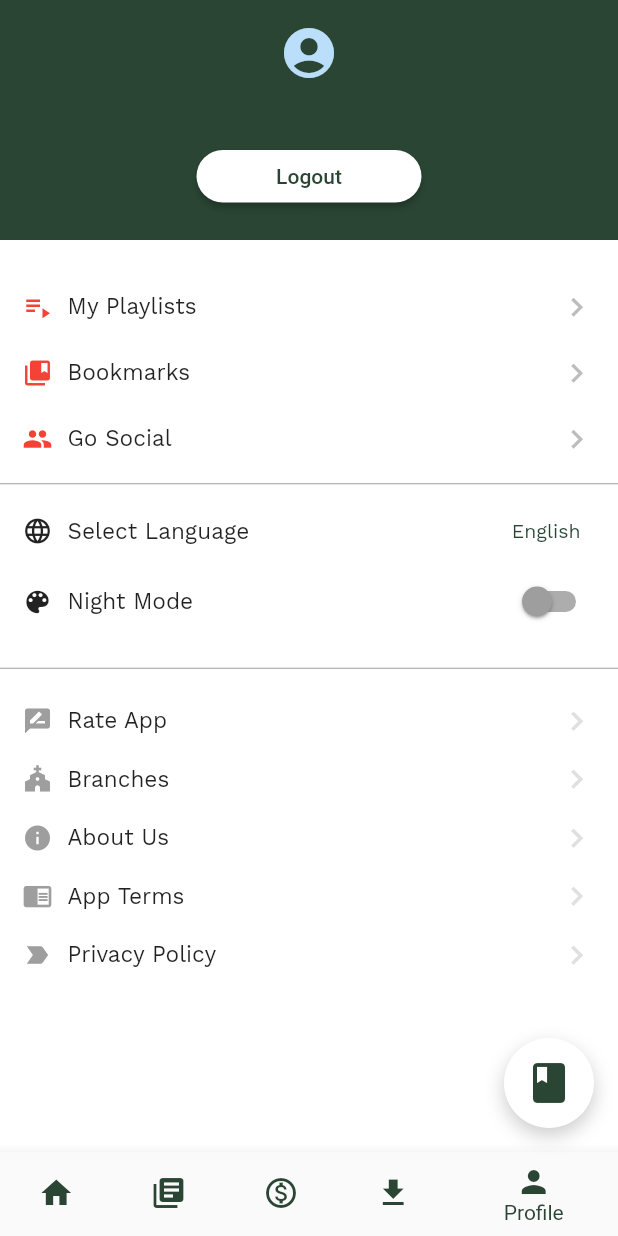
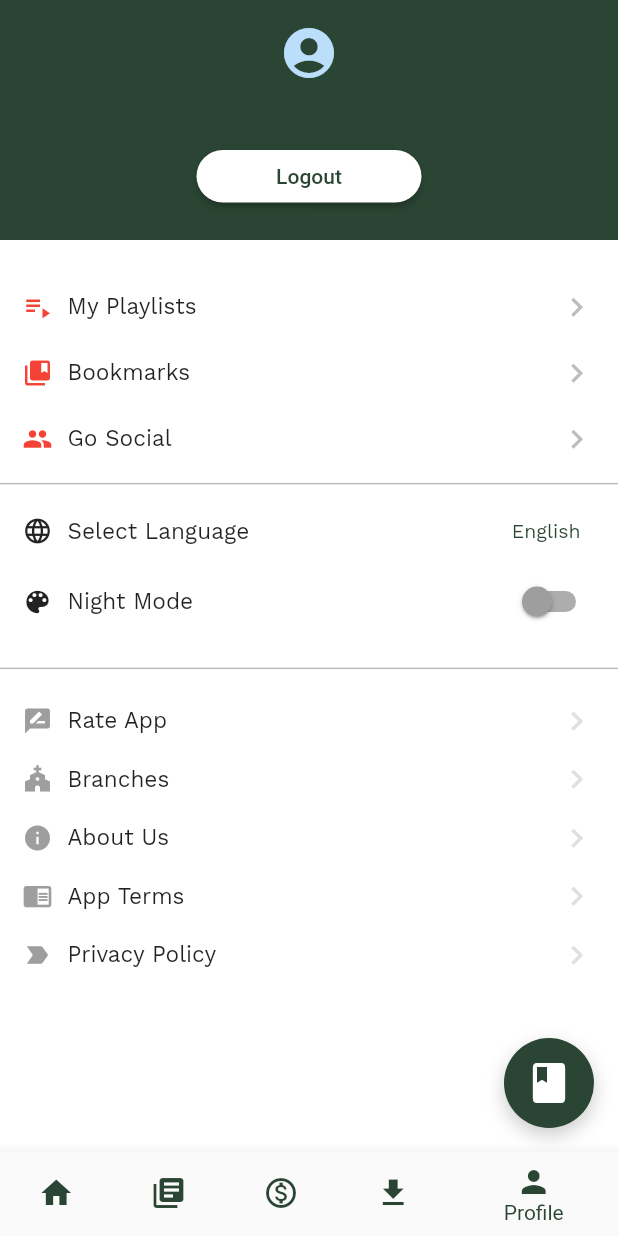
Before and after one commit to samuelquaynor/Maker-s-Chapel, a Flutter app: the MyHomePage screen opened directly, item 5 of the bottom bar chosen, on a phone screen of 412 x 824 dp. Run offline on Flutter 3.47's test engine with Material 2 defaults, Android fonts, the phone set to English and light mode, and no system bars; drawn by our look-alikes of pull_to_refresh; our stand-ins replace better_player, cached_network_image, carousel_slider, dio, email_validator, event_bus and 27 more; missing offline and left inert: audiofileplayer, clipboard, flutter_absolute_path, flutter_downloader, flutter_login_facebook, flutter_material_color_picker and 8 more; accounts and stored records are empty; network calls fail.

Commit message:
dark mode fixed

```diff
--- a/lib/screens/DonatePage.dart
+++ b/lib/screens/DonatePage.dart
@@ -52,8 +52,7 @@ class _DonatePageState extends State<DonatePage> {
                       'DONATE',
                       style: TextStyle(
                           fontSize: 15,
-                          fontWeight: FontWeight.w700,
-                          color: MyColors.primary),
+                          fontWeight: FontWeight.w700),
                     ),
                     IconButton(
                         padding: EdgeInsets.only(right: 15, bottom: 10),
--- a/lib/screens/Home.dart
+++ b/lib/screens/Home.dart
@@ -5,6 +5,7 @@ import '../models/Userdata.dart';
 import 'package:provider/provider.dart';
 import 'package:churchapp_flutter/utils/my_colors.dart';
 import 'package:flutter/material.dart';
+import '../providers/AppStateManager.dart';
 import '../providers/HomeProvider.dart';
 import 'BibleScreen.dart';
 import 'DrawerScreen.dart';
@@ -23,6 +24,7 @@ class MyHomePage extends StatefulWidget {
 
 class _MyHomePageState extends State<MyHomePage> {
   HomeProvider? homeProvider;
+  late AppStateManager appManager;
 
   @override
   void initState() {
@@ -41,6 +43,7 @@ class _MyHomePageState extends State<MyHomePage> {
   @override
   Widget build(BuildContext context) {
     homeProvider = Provider.of<HomeProvider>(context);
+    appManager = Provider.of<AppStateManager>(context);
 
     List pages = [
       HomeWidget(
@@ -65,12 +68,15 @@ class _MyHomePageState extends State<MyHomePage> {
           ],
         ),
         child: CircleAvatar(
-          backgroundColor: Colors.white,
+          backgroundColor:
+              appManager.preferredTheme == 1 ? Colors.white : MyColors.primary,
           radius: 30,
           child: Align(
             alignment: Alignment.center,
             child: IconButton(
-                color: MyColors.primary,
+                color: appManager.preferredTheme == 0
+                    ? Colors.white
+                    : MyColors.primary,
                 onPressed: () =>
                     Navigator.of(context).pushNamed(BibleScreen.routeName),
                 icon: Icon(Icons.book, size: 32)),
@@ -78,37 +84,48 @@ class _MyHomePageState extends State<MyHomePage> {
         ),
       ),
       bottomNavigationBar: BottomNavigationBar(
-          selectedItemColor: MyColors.primary,
+          selectedItemColor:
+              appManager.preferredTheme == 1 ? Colors.white : MyColors.primary,
           unselectedItemColor: Colors.grey,
           items: <BottomNavigationBarItem>[
             BottomNavigationBarItem(
                 icon: Icon(
                   Icons.home,
-                  color: MyColors.primary,
+                  color: appManager.preferredTheme == 1
+                      ? Colors.white
+                      : MyColors.primary,
                 ),
                 label: 'Home'),
             BottomNavigationBarItem(
                 icon: Icon(
                   Icons.library_books,
-                  color: MyColors.primary,
+                  color: appManager.preferredTheme == 1
+                      ? Colors.white
+                      : MyColors.primary,
                 ),
                 label: 'Library'),
             BottomNavigationBarItem(
                 icon: Icon(
                   Icons.monetization_on_outlined,
-                  color: MyColors.primary,
+                  color: appManager.preferredTheme == 1
+                      ? Colors.white
+                      : MyColors.primary,
                 ),
                 label: 'Donate'),
             BottomNavigationBarItem(
                 icon: Icon(
                   Icons.download,
-                  color: MyColors.primary,
+                  color: appManager.preferredTheme == 1
+                      ? Colors.white
+                      : MyColors.primary,
                 ),
                 label: 'Downloads'),
             BottomNavigationBarItem(
                 icon: Icon(
                   Icons.person,
-                  color: MyColors.primary,
+                  color: appManager.preferredTheme == 1
+                      ? Colors.white
+                      : MyColors.primary,
                 ),
                 label: 'Profile')
           ],
--- a/lib/screens/MoreWidget.dart
+++ b/lib/screens/MoreWidget.dart
@@ -26,8 +26,7 @@ class MoreWidget extends StatelessWidget {
               title: Text('More',
                   style: TextStyle(
                       fontSize: 16,
-                      fontWeight: FontWeight.w500,
-                      color: MyColors.primary))),
+                      fontWeight: FontWeight.w500))),
           SingleChildScrollView(
             scrollDirection: Axis.horizontal,
             child: Row(children: [
```
Also changed, not shown: lib/screens/CategoryWidget.dart (+19 -5 lines), lib/screens/Downloader.dart (+2 -6 lines), lib/screens/HomeWidget.dart (+28 -12 lines), lib/screens/LibraryPage.dart (+5 -5 lines), lib/screens/RecommendedWidget.dart (+14 -3 lines).
